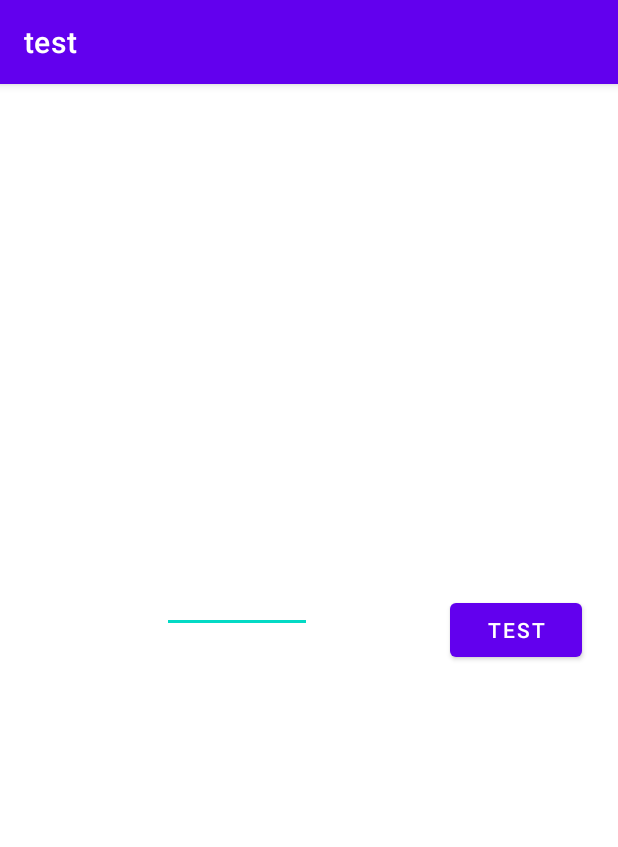
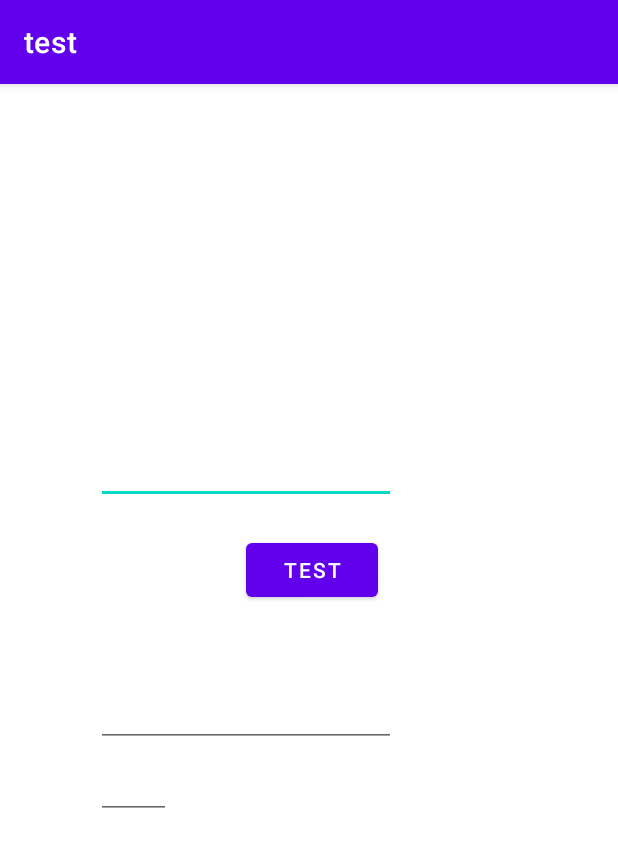
Before and after one commit to hwj20/android_socket_client, an Android app: the screen it shows after launch (MainActivity), on a phone screen of 412 x 824 dp. Shown: the top 847 px of the screen. Run offline under Robolectric (Android 15) with nearby library versions, the phone set to English and light mode, and no system bars.

Commit message:
初步的客户端
后续应该更新handle和导出包，毕竟全在main很恐怖

```diff
--- a/app/src/main/AndroidManifest.xml
+++ b/app/src/main/AndroidManifest.xml
@@ -1,6 +1,8 @@
 <?xml version="1.0" encoding="utf-8"?>
 <manifest xmlns:android="http://schemas.android.com/apk/res/android"
     package="com.example.test">
+
+    <uses-permission android:name="android.permission.INTERNET"/>
 
     <application
         android:allowBackup="true"
--- a/app/src/main/res/layout/activity_main.xml
+++ b/app/src/main/res/layout/activity_main.xml
@@ -10,23 +10,49 @@
         android:id="@+id/button_send"
         android:layout_width="wrap_content"
         android:layout_height="wrap_content"
-        android:layout_marginStart="300dp"
-        android:layout_marginTop="340dp"
+        android:layout_marginStart="100dp"
+        android:layout_marginTop="80dp"
         android:text="@string/app_name"
-        app:layout_constraintStart_toStartOf="parent"
-        app:layout_constraintTop_toTopOf="parent" />
+        app:layout_constraintStart_toStartOf="@id/text_input_ip"
+        app:layout_constraintTop_toTopOf="@id/text_input_ip" />
 
     <EditText
         android:id="@+id/text_input_ip"
-        android:layout_width="100dp"
-        android:layout_height="30dp"
+        android:layout_width="200dp"
+        android:layout_height="60dp"
 
-        android:layout_marginStart="108dp"
-        android:layout_marginTop="336dp"
+        android:layout_marginStart="64dp"
+        android:layout_marginTop="220dp"
+        android:autofillHints="ip"
+        android:inputType="text"
         app:layout_constraintStart_toStartOf="parent"
         app:layout_constraintTop_toTopOf="parent"
+        tools:ignore="LabelFor" />
+
+    <EditText
+        android:id="@+id/text_input_message"
+        android:layout_width="200dp"
+        android:layout_height="60dp"
+
+        android:layout_marginStart="64dp"
+        android:layout_marginTop="382dp"
         android:autofillHints=""
         android:inputType="text"
+        app:layout_constraintStart_toStartOf="parent"
+        app:layout_constraintTop_toTopOf="parent"
+        tools:ignore="LabelFor" />
+
+    <EditText
+        android:id="@+id/text_input_id"
+        android:layout_width="50dp"
+        android:layout_height="40dp"
+
+        android:layout_marginStart="64dp"
+        android:layout_marginTop="450dp"
+        android:autofillHints=""
+        android:inputType="text"
+        app:layout_constraintStart_toStartOf="parent"
+        app:layout_constraintTop_toTopOf="parent"
         tools:ignore="LabelFor" />
 
     <TextView
```
Also changed, not shown: app/src/main/java/com/example/test/MainActivity.java (+185 -37 lines).
